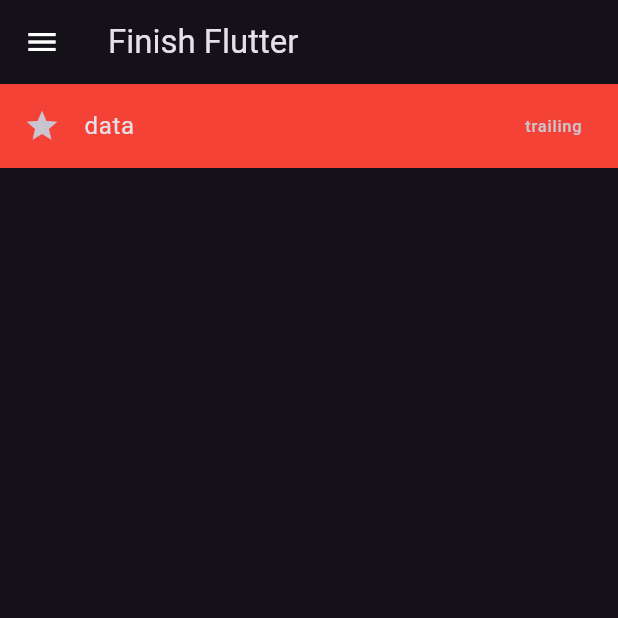
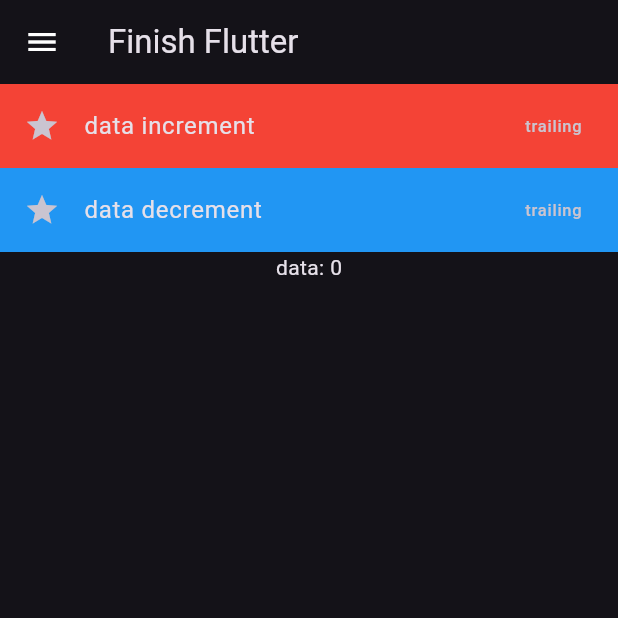
Before and after one commit to MNJTdhr/finish_flutter, a Flutter app: the screen it shows after launch, on a phone screen of 412 x 824 dp, the top half of it. Run offline on Flutter 3.47's test engine with Material 3 defaults, Android fonts, the light colour scheme and no system bars.

Commit message:
made the ListTile functionall

```diff
--- a/lib/screens/screen1.dart
+++ b/lib/screens/screen1.dart
@@ -1,9 +1,28 @@
 import 'package:flutter/material.dart';
 
-class Screen1 extends StatelessWidget {
+class Screen1 extends StatefulWidget {
   const Screen1({super.key});
 
   @override
+  State<Screen1> createState() => _Screen1State();
+}
+
+class _Screen1State extends State<Screen1> {
+int _counter = 0;
+
+  void _incrementCounter() {
+    setState(() {
+      _counter++;
+    });
+  }
+  void _decrementCounter() {
+    setState(() {
+      _counter--;
+    });
+  }
+
+  @override
+
   Widget build(BuildContext context) {
     return Scaffold(
       appBar: AppBar(
@@ -22,9 +41,22 @@ class Screen1 extends StatelessWidget {
               ListTile(
                 leading: Icon(Icons.star),
                 tileColor: Colors.red,
-                title: Text("data"),
+                title: Text("data increment"),
                 trailing: Text('trailing'),
-              )
+                onTap: () {
+                  _incrementCounter();
+                },
+              ),
+              ListTile(
+                leading: Icon(Icons.star),
+                tileColor: Colors.blue,
+                title: Text("data decrement"),
+                trailing: Text('trailing'),
+                onTap: () {
+                  _decrementCounter();
+                },
+              ),
+              Center(child: Text("data: $_counter"),),
             ],
           ),
         ],
```
